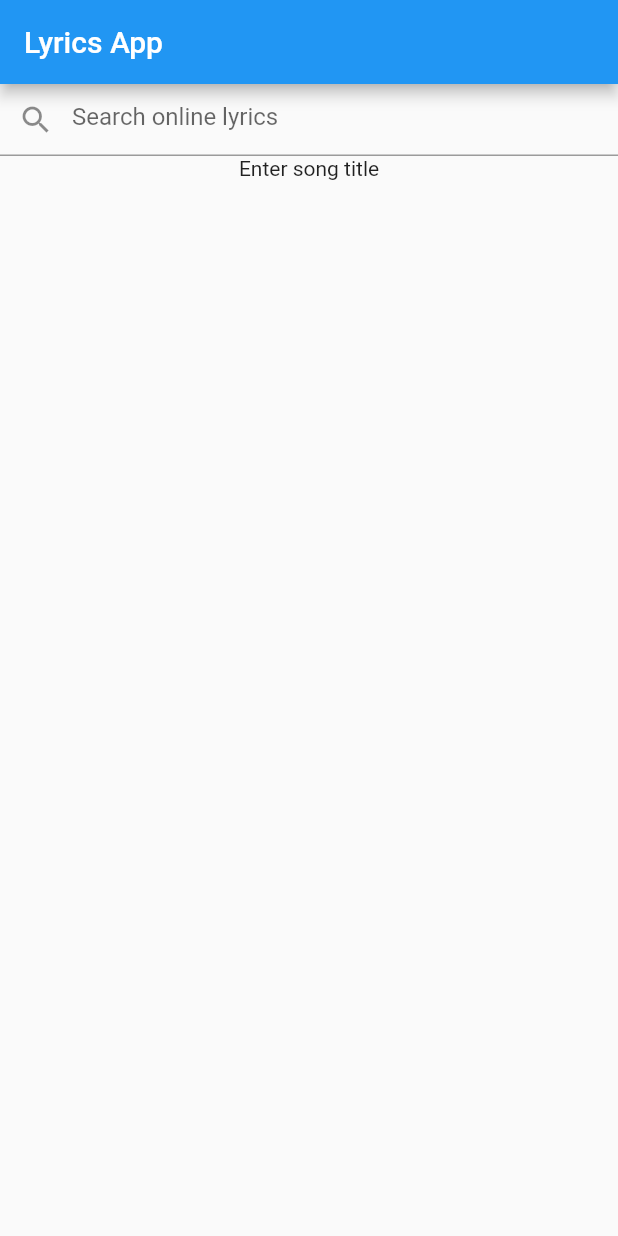
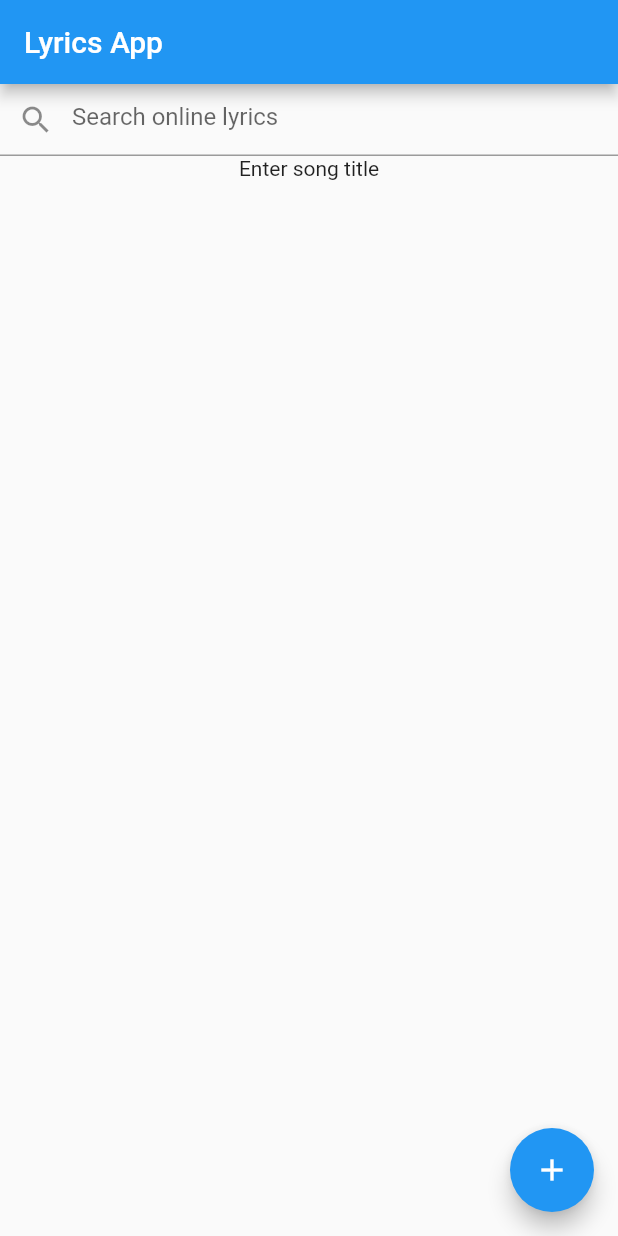
Before and after one commit to kackogut/flutter_bloc_lyrics, a Flutter app: the screen it shows after launch, on a phone screen of 412 x 824 dp. Run offline on Flutter 3.47's test engine with Material 2 defaults, Android fonts, the phone set to English and light mode, and no system bars; our stand-ins replace bloc, equatable, flutter_bloc, rxdart; missing offline and left inert: flutter_webview_plugin.

Commit message:
Code refactor

```diff
--- a/lib/feature/song_search/bloc/songs_search_bloc.dart
+++ b/lib/feature/song/bloc/songs_search_bloc.dart
@@ -1,8 +1,8 @@
 import 'dart:async';
 
-import 'package:flutter_bloc_lyrics/feature/song_search/bloc/songs_search_event.dart';
-import 'package:flutter_bloc_lyrics/feature/song_search/bloc/songs_search_state.dart';
-import 'package:flutter_bloc_lyrics/model/search_result_error.dart';
+import 'package:flutter_bloc_lyrics/feature/song/bloc/songs_search_event.dart';
+import 'package:flutter_bloc_lyrics/feature/song/bloc/songs_search_state.dart';
+import 'package:flutter_bloc_lyrics/model/api/search_result_error.dart';
 import 'package:flutter_bloc_lyrics/repository/lyrics_repository.dart';
 import 'package:meta/meta.dart';
 import 'package:rxdart/rxdart.dart';
--- a/lib/feature/song_search/bloc/songs_search_state.dart
+++ b/lib/feature/song/bloc/songs_search_state.dart
@@ -1,5 +1,5 @@
 import 'package:equatable/equatable.dart';
-import 'package:flutter_bloc_lyrics/model/song_result.dart';
+import 'package:flutter_bloc_lyrics/model/api/song_result.dart';
 
 abstract class SongsSearchState extends Equatable {
   SongsSearchState([List props = const []]) : super(props);
--- a/lib/feature/song_search/ui/search_bar.dart
+++ b/lib/feature/song/search/ui/search_bar.dart
@@ -1,7 +1,7 @@
 import 'package:flutter/material.dart';
 import 'package:flutter_bloc/flutter_bloc.dart';
-import 'package:flutter_bloc_lyrics/feature/song_search/bloc/songs_search_bloc.dart';
-import 'package:flutter_bloc_lyrics/feature/song_search/bloc/songs_search_event.dart';
+import 'package:flutter_bloc_lyrics/feature/song/bloc/songs_search_bloc.dart';
+import 'package:flutter_bloc_lyrics/feature/song/bloc/songs_search_event.dart';
 
 class SearchBar extends StatefulWidget {
   @override
--- /dev/null
+++ b/lib/feature/song/search/ui/search_screen.dart
@@ -0,0 +1,23 @@
+import 'package:flutter/material.dart';
+import 'package:flutter_bloc_lyrics/feature/song/search/ui/search_bar.dart';
+import 'package:flutter_bloc_lyrics/feature/song/search/ui/songs_search_list.dart';
+
+class SearchScreen extends StatelessWidget {
+  @override
+  Widget build(BuildContext context) {
+    return MaterialApp(
+      title: 'Lyrics App',
+      home: Scaffold(
+          appBar: AppBar(
+            title: Text("Lyrics App"),
+          ),
+          body:Column(
+            children: <Widget>[
+              SearchBar(), SongsSearchList()],
+          ),
+          floatingActionButton: FloatingActionButton(onPressed: null, child: Icon(Icons.add),),
+      ),
+    );
+  }
+
+}
--- a/lib/feature/song_search/ui/search_screen.dart
+++ /dev/null
@@ -1,14 +0,0 @@
-import 'package:flutter/material.dart';
-import 'package:flutter_bloc_lyrics/feature/song_search/ui/search_bar.dart';
-import 'package:flutter_bloc_lyrics/feature/song_search/ui/songs_search_list.dart';
-
-class SearchScreen extends StatelessWidget {
-  @override
-  Widget build(BuildContext context) {
-    return Column(
-      children: <Widget>[
-        SearchBar(), SongsSearchList()],
-    );
-  }
-
-}
--- a/lib/model/search_result.dart
+++ b/lib/model/api/search_result.dart
@@ -1,4 +1,4 @@
-import 'package:flutter_bloc_lyrics/model/song_result.dart';
+import 'package:flutter_bloc_lyrics/model/api/song_result.dart';
 
 class SearchResult {
   final SearchItems searchItems;
--- a/lib/repository/lyrics_client.dart
+++ b/lib/repository/lyrics_client.dart
@@ -3,8 +3,8 @@ import 'dart:convert';
 import 'dart:io';
 
 import 'package:flutter_bloc_lyrics/constants/secrets.dart';
-import 'package:flutter_bloc_lyrics/model/search_result.dart';
-import 'package:flutter_bloc_lyrics/model/search_result_error.dart';
+import 'package:flutter_bloc_lyrics/model/api/search_result.dart';
+import 'package:flutter_bloc_lyrics/model/api/search_result_error.dart';
 import 'package:http/http.dart' as http;
 
 
--- a/lib/repository/lyrics_repository.dart
+++ b/lib/repository/lyrics_repository.dart
@@ -1,6 +1,6 @@
-import 'package:flutter_bloc_lyrics/model/search_result.dart';
+import 'package:flutter_bloc_lyrics/model/api/search_result.dart';
 
-import 'lyrics_client.dart';
+import 'package:flutter_bloc_lyrics/repository/lyrics_client.dart';
 
 class LyricsRepository {
 
```
Also changed, not shown: lib/feature/song/search/ui/songs_search_list.dart (renamed from lib/feature/song_search/ui/songs_search_list.dart, +4 -4 lines), lib/main.dart (+7 -62 lines), lib/feature/song/bloc/songs_search_event.dart (renamed from lib/feature/song_search/bloc/songs_search_event.dart), lib/feature/song/details/song_details_screen.dart (renamed from lib/feature/song_details/song_details_screen.dart), lib/model/api/search_result_error.dart (renamed from lib/model/search_result_error.dart), lib/model/api/song_result.dart (renamed from lib/model/song_result.dart).
